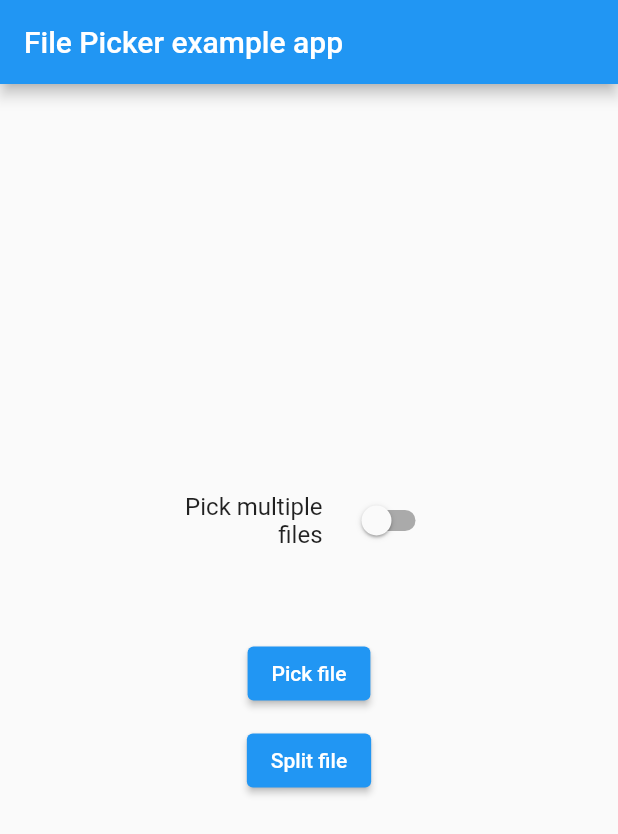
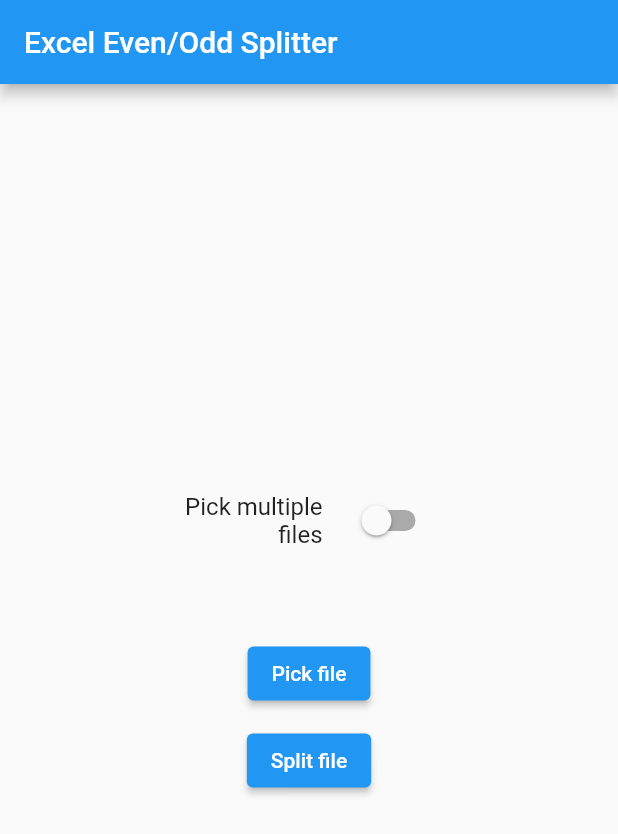
Before and after one commit to skiya/exlmp_flutter, a Flutter app: the screen it shows after launch, on a phone screen of 412 x 824 dp. Shown: the top 834 px of the screen. Run offline on Flutter 3.47's test engine with Material 2 defaults, Android fonts, the light colour scheme and no system bars; our stand-ins replace file_picker; missing offline and left inert: excel.

Commit message:
fix app name

```diff
--- a/lib/excelsplitter.dart
+++ b/lib/excelsplitter.dart
@@ -122,7 +122,7 @@ class _ExcelSplitterState extends State<ExcelSplitter> {
       home: Scaffold(
         key: _scaffoldKey,
         appBar: AppBar(
-          title: const Text('File Picker example app'),
+          title: const Text('Excel Even/Odd Splitter'),
         ),
         body: Center(
           child: Padding(
```
